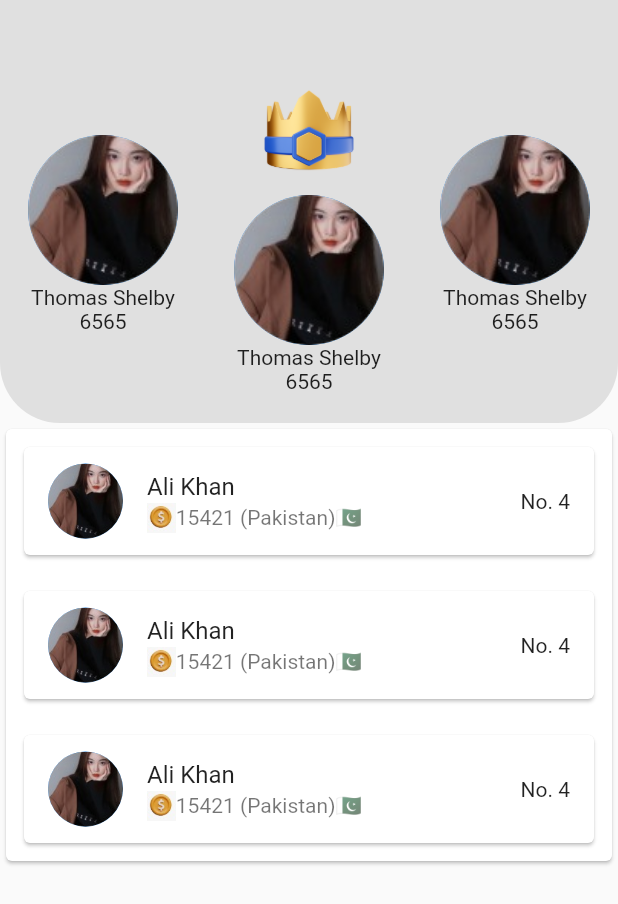
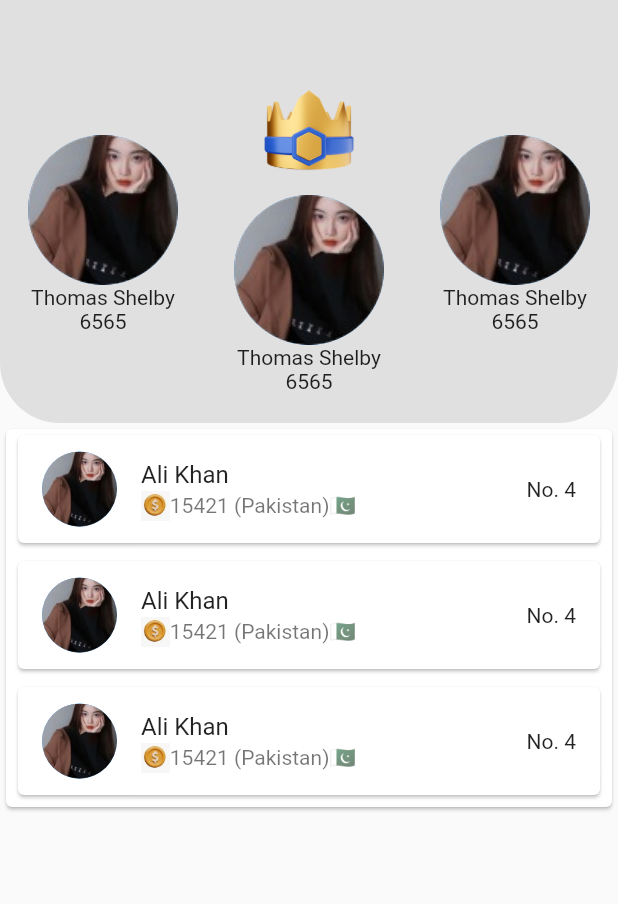
Before and after one commit to mudassir060/EarnFlow, a Flutter app: the LeaderboardScreen screen opened directly, on a phone screen of 412 x 824 dp. Shown: the top 904 px of the screen. Run offline on Flutter 3.47's test engine with Material 2 defaults, Android fonts, the light colour scheme and no system bars; missing offline and left inert: circular_bottom_navigation.

Commit message:
leaderBoard list tile

```diff
--- a/lib/Screens/Leaderboard/LeaderboardScreen.dart
+++ b/lib/Screens/Leaderboard/LeaderboardScreen.dart
@@ -76,7 +76,7 @@ Widget topImg(name, point) {
 
 Widget leaderList() {
   return Padding(
-    padding: const EdgeInsets.all(8.0),
+    padding: const EdgeInsets.only( left:4.0,right: 4, bottom: 4),
     child: Card(
       child: ListTile(
         leading: const CircleAvatar(
--- a/lib/widgets/mybutton.dart
+++ b/lib/widgets/mybutton.dart
@@ -10,13 +10,12 @@ Widget mybutton(
     width: width,
     height: 50,
      child: ElevatedButton(
-
       style: ButtonStyle(
         backgroundColor: MaterialStateProperty.all(color?primaryColor:whiteColor),
         shape: MaterialStateProperty.all<RoundedRectangleBorder>(
           RoundedRectangleBorder(
             borderRadius: BorderRadius.circular(25.0),
-            side: BorderSide(color: primaryColor),
+            side: const BorderSide(color: primaryColor),
 
           ),
         ),
```
